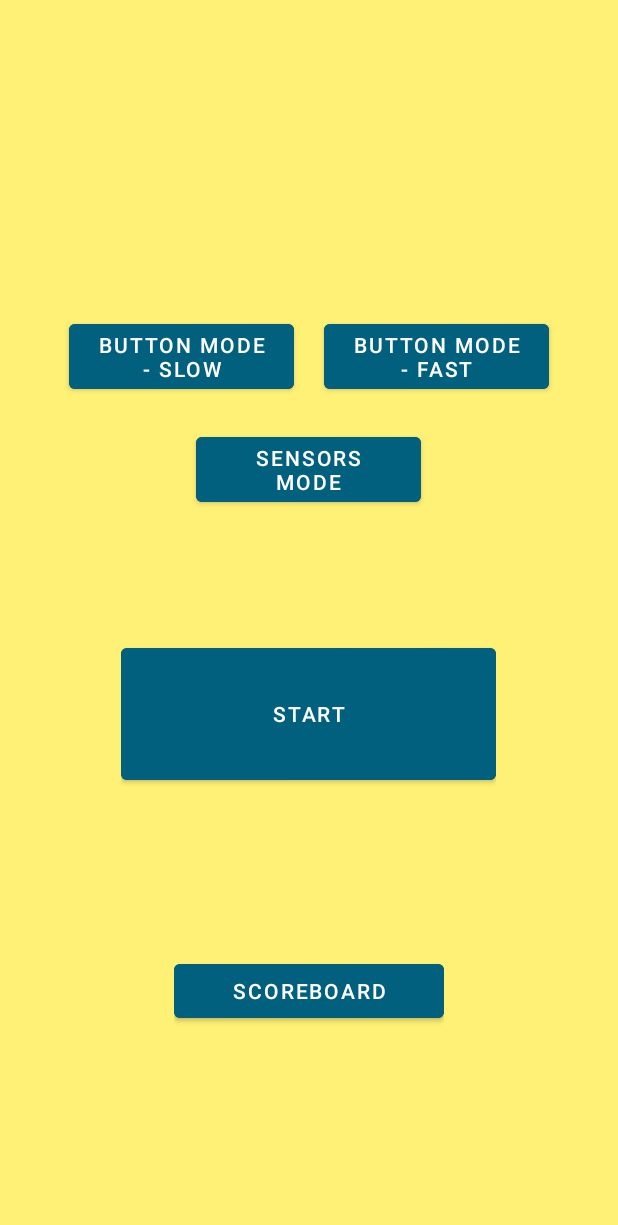
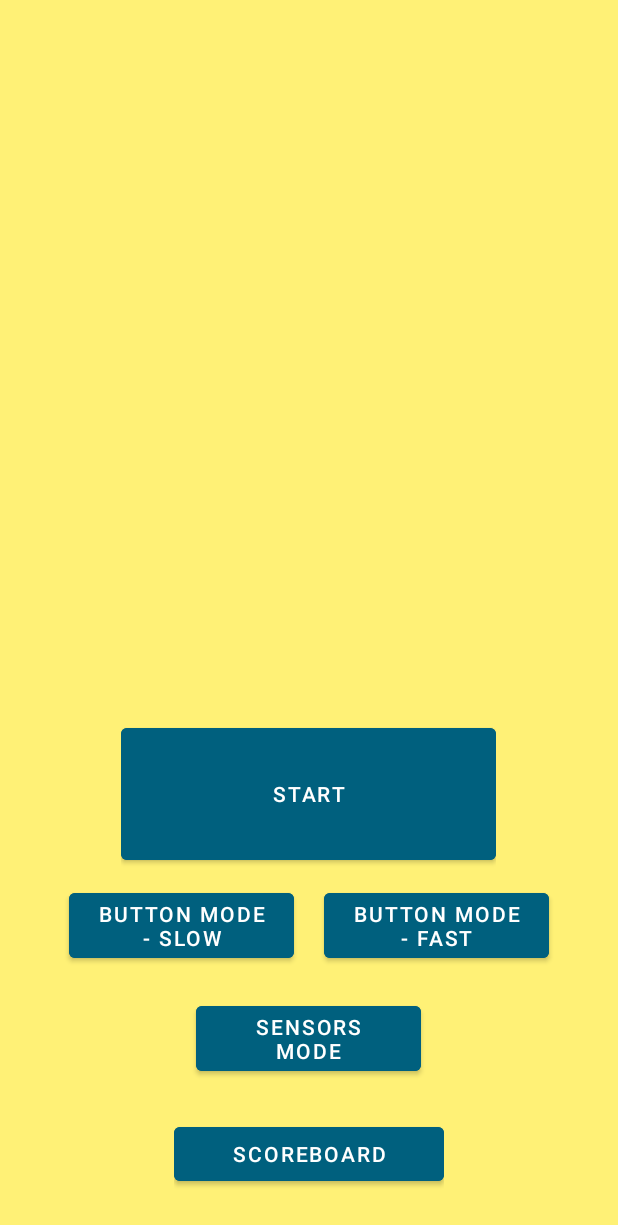
Before and after one commit to ItsTheHadad/A01, an Android app: the layout activity_menu.xml on its own in the app's theme, with its tools: preview values and no code run, on a phone screen of 412 x 824 dp. Shown: the top 1225 px of the screen. Run offline under Robolectric (Android 15) with nearby library versions, the phone set to English and light mode, and no system bars.

```diff
--- /dev/null
+++ b/app/src/main/java/com/example/l01redo/Interfaces/settingsCallback.java
@@ -0,0 +1,5 @@
+package com.example.l01redo.Interfaces;
+
+public interface settingsCallback {
+
+}
--- a/app/src/main/java/com/example/l01redo/MenuActivity.java
+++ b/app/src/main/java/com/example/l01redo/MenuActivity.java
@@ -8,6 +8,8 @@ import androidx.appcompat.app.AppCompatActivity;
 
 import com.google.android.material.button.MaterialButton;
 import com.google.android.material.floatingactionbutton.FloatingActionButton;
+
+import java.nio.file.Files;
 
 public class MenuActivity extends AppCompatActivity {
 
@@ -35,7 +37,6 @@ public class MenuActivity extends AppCompatActivity {
         startBtn = findViewById(R.id.menu_BTN_start);
 
         scoreBtn = findViewById(R.id.menu_BTN_score);
-
     }
 
     private void buttonModeClick(){
--- a/app/src/main/res/layout/activity_menu.xml
+++ b/app/src/main/res/layout/activity_menu.xml
@@ -15,7 +15,7 @@
         android:layout_width="wrap_content"
         android:layout_height="wrap_content"
         android:layout_centerHorizontal="true"
-        android:layout_marginTop="200dp"
+        android:layout_above="@+id/menu_LO_sensors"
         >
 
         <com.google.android.material.button.MaterialButton
@@ -53,7 +53,7 @@
         android:layout_width="wrap_content"
         android:layout_height="wrap_content"
         android:layout_centerHorizontal="true"
-        android:layout_below="@+id/menu_LO_buttons"
+        android:layout_above="@+id/menu_LO_scoreboard"
         >
 
         <com.google.android.material.button.MaterialButton
@@ -62,8 +62,6 @@
             android:layout_height="wrap_content"
             android:backgroundTint="@color/ocean_500"
             android:text="Sensors Mode"
-            android:layout_marginTop="15dp"
-            android:layout_marginBottom="25dp"
             android:layout_margin="10dp"
             >
 
@@ -78,10 +76,10 @@
         android:id="@+id/menu_LO_start"
         android:layout_width="wrap_content"
         android:layout_height="wrap_content"
-        android:layout_marginTop="60dp"
         android:layout_centerHorizontal="true"
         android:orientation="vertical"
-        android:layout_below="@+id/menu_LO_sensors"
+        android:layout_above="@+id/menu_LO_buttons"
+
         >
 
 
@@ -93,7 +91,8 @@
             android:backgroundTint="@color/ocean_500"
             android:text="Start"
             android:layout_marginTop="15dp"
-            android:layout_marginBottom="25dp"
+
+
 
             >
 
@@ -108,8 +107,9 @@
         android:layout_height="wrap_content"
         android:layout_marginTop="60dp"
         android:layout_centerHorizontal="true"
+        android:layout_alignParentBottom="true"
         android:orientation="vertical"
-        android:layout_below="@+id/menu_LO_start"
+        android:layout_margin="15dp"
         >
         <com.google.android.material.button.MaterialButton
             android:id="@+id/menu_BTN_score"
@@ -118,7 +118,6 @@
             android:backgroundTint="@color/ocean_500"
             android:text="Scoreboard"
             android:layout_marginBottom="15dp"
-            android:layout_marginTop="25dp"
 
             >
 
```
